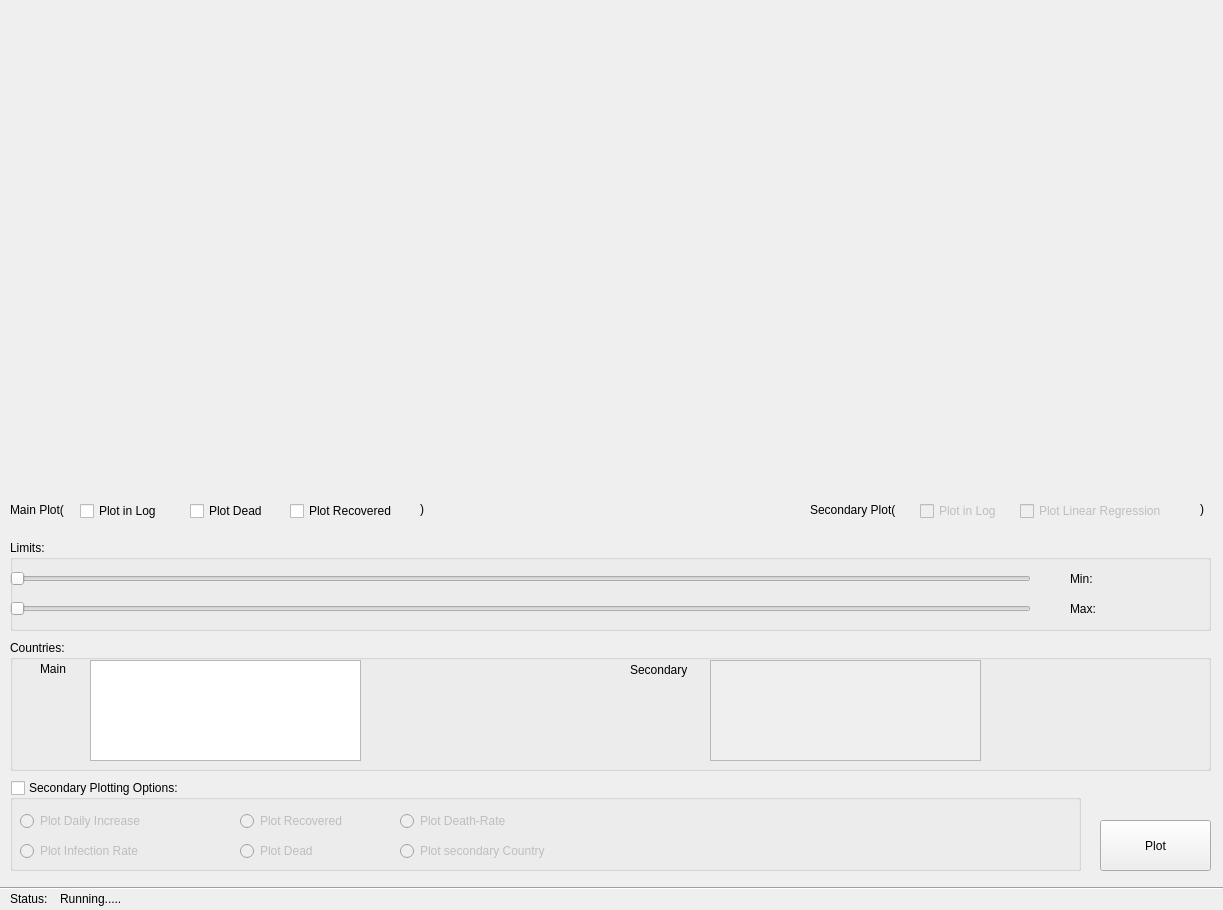
arne48/corona-stats, file corona-stats.ui: the form before one commit.
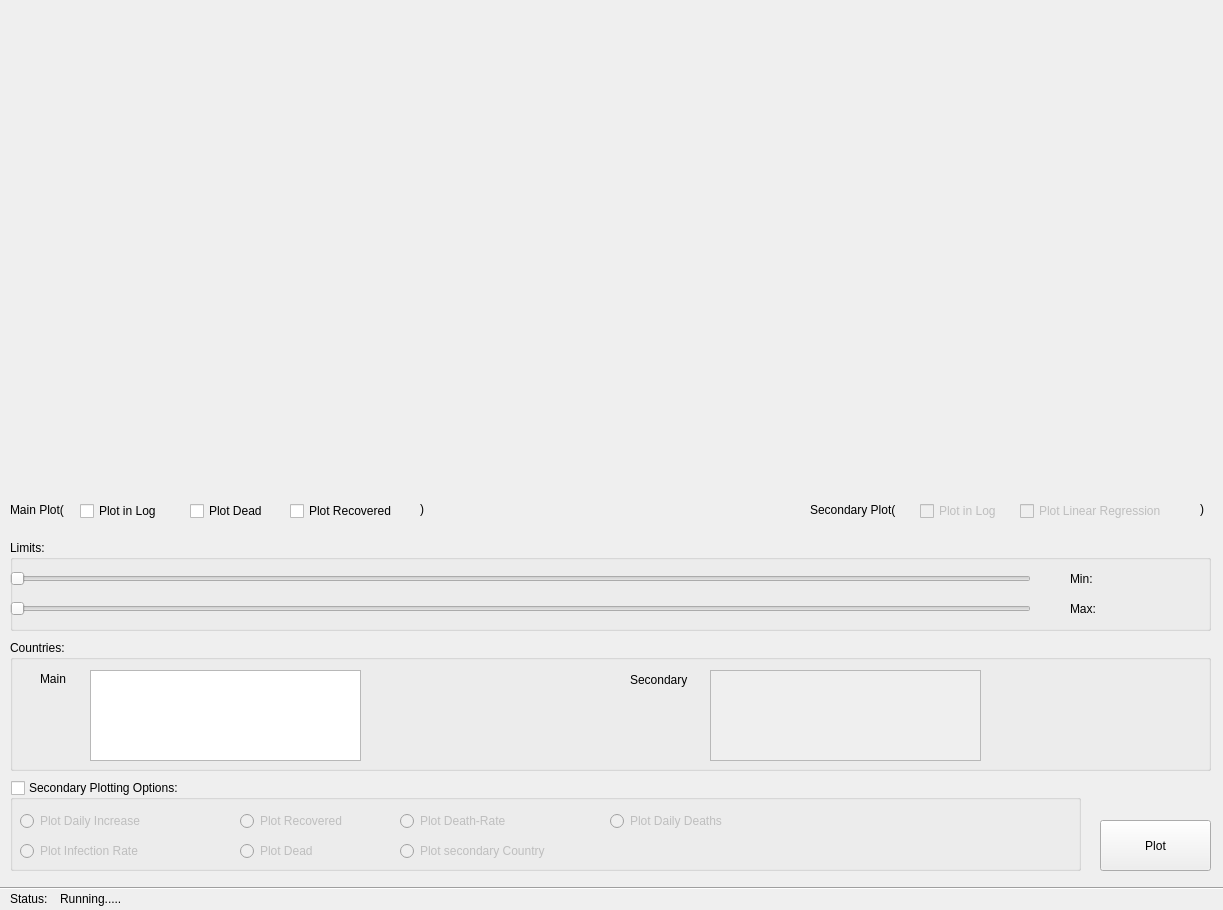
The form after the commit.

Commit message: added daily deaths plot

Diff of the .ui file:
```diff
--- a/corona-stats.ui
+++ b/corona-stats.ui
@@ -121,9 +121,9 @@
     <property name="geometry">
      <rect>
       <x>80</x>
-      <y>20</y>
+      <y>30</y>
       <width>271</width>
-      <height>101</height>
+      <height>91</height>
      </rect>
     </property>
    </widget>
@@ -134,9 +134,9 @@
     <property name="geometry">
      <rect>
       <x>700</x>
-      <y>20</y>
+      <y>30</y>
       <width>271</width>
-      <height>101</height>
+      <height>91</height>
      </rect>
     </property>
    </widget>
@@ -144,7 +144,7 @@
     <property name="geometry">
      <rect>
       <x>30</x>
-      <y>20</y>
+      <y>30</y>
       <width>41</width>
       <height>17</height>
      </rect>
@@ -157,7 +157,7 @@
     <property name="geometry">
      <rect>
       <x>620</x>
-      <y>20</y>
+      <y>30</y>
       <width>81</width>
       <height>20</height>
      </rect>
@@ -245,7 +245,7 @@
      <rect>
       <x>390</x>
       <y>60</y>
-      <width>181</width>
+      <width>191</width>
       <height>22</height>
      </rect>
     </property>
@@ -266,6 +266,19 @@
      <string>Plot Death-Rate</string>
     </property>
    </widget>
+   <widget class="QRadioButton" name="tgl_plot_d_dead">
+    <property name="geometry">
+     <rect>
+      <x>600</x>
+      <y>30</y>
+      <width>161</width>
+      <height>22</height>
+     </rect>
+    </property>
+    <property name="text">
+     <string>Plot Daily Deaths</string>
+    </property>
+   </widget>
   </widget>
   <widget class="QCheckBox" name="chk_cases_in_log">
    <property name="geometry">
```
The commit also changes 1 other file.
